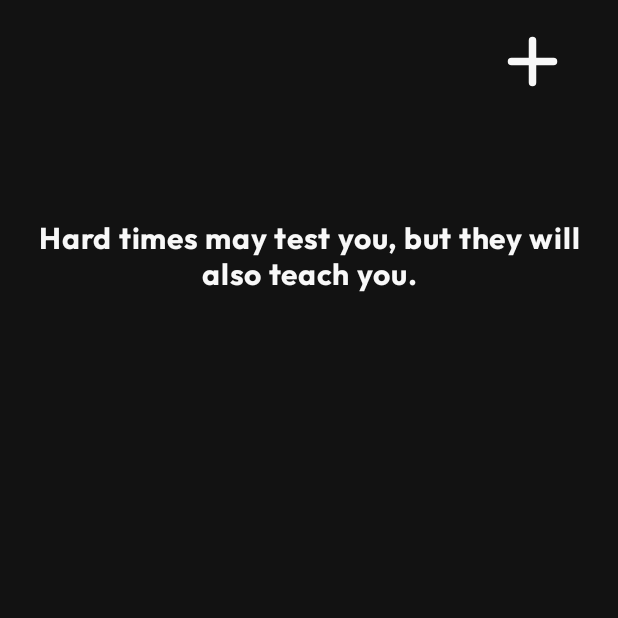
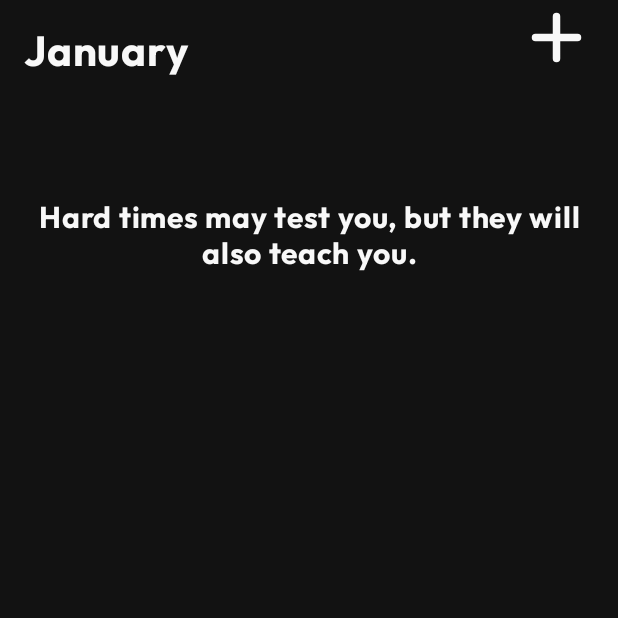
Before and after one commit to marcfichtl/habittracker, an Android app built with Jetpack Compose: the Main screen opened through its navigation route, on a phone screen of 412 x 824 dp, the top half of it. Run offline under Robolectric (Android 15) with nearby library versions, the phone set to English and light mode, and no system bars.

Commit message:
Added text on MainScreen

```diff
--- a/app/src/main/java/com/example/habittracker/ui/MainScreen.kt
+++ b/app/src/main/java/com/example/habittracker/ui/MainScreen.kt
@@ -34,6 +34,7 @@ import androidx.navigation.compose.composable
 import androidx.navigation.compose.rememberNavController
 import com.example.habittracker.R
 import com.example.habittracker.ui.theme.Primary
+import java.util.Calendar
 
 enum class Screens(val route: String) {
     Main("Main"),
@@ -80,7 +81,22 @@ fun MainScreen(
     ) {
         composable(Screens.Main.route) {
             Column {
-                AddButton(navController)
+                Row(
+                    modifier = Modifier.fillMaxWidth(),
+                    horizontalArrangement = Arrangement.SpaceBetween
+                ) {
+                    val calendar = Calendar.getInstance()
+                    Text(
+                        text = calendar.getDisplayName(Calendar.MONTH, Calendar.LONG, java.util.Locale.US) ?: "Today",
+                        modifier = Modifier
+                            .padding(16.dp)
+                            .align(Alignment.CenterVertically),
+                        color = Primary,
+                        fontWeight = FontWeight.Bold,
+                        fontSize = 28.sp
+                    )
+                    AddButton(navController)
+                }
                 QuoteDisplay(randomQuote, modifier = Modifier.weight(1f))
 
                 LazyColumn {
@@ -136,7 +152,6 @@ fun AddButton(navController: NavController) {
     ) {
         Button(
             onClick = { navController.navigate(Screens.Add.route) },
-            modifier = Modifier.padding(16.dp),
             colors = ButtonDefaults.buttonColors(
                 containerColor = Color.Transparent,
                 contentColor = Color.Transparent
```
